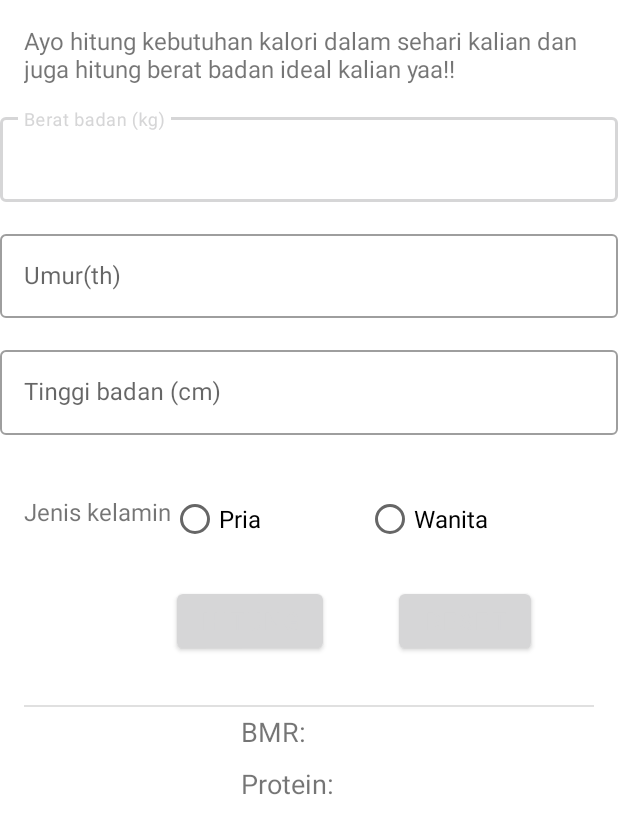
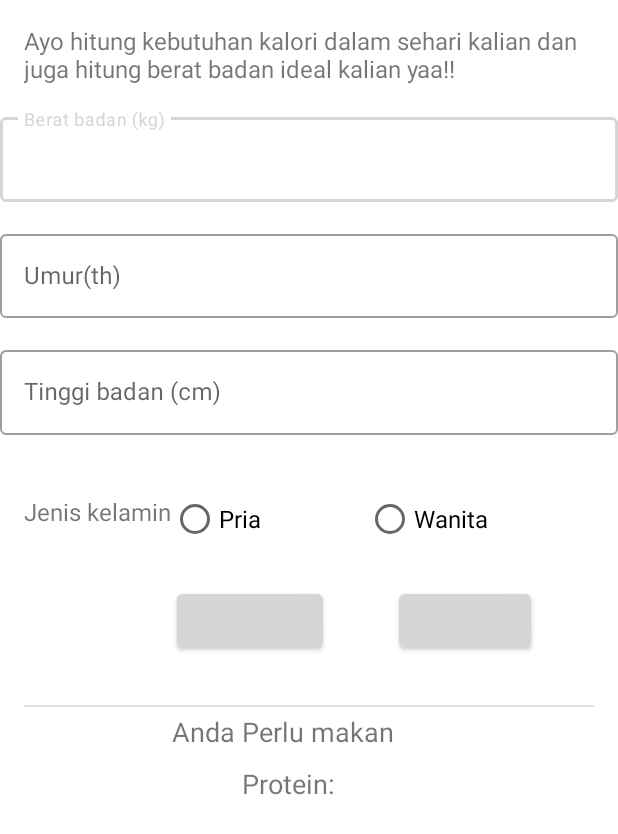
Before and after one commit to FadlyRamdhani23/Asesment-MOBPRO, an Android app: the layout activity_main2.xml on its own in the app's theme, with its tools: preview values and no code run, on a phone screen of 412 x 824 dp. Shown: the top 834 px of the screen. Run offline under Robolectric (Android 15) with nearby library versions, the phone set to English and light mode, and no system bars; Roboto replaces fonts that are not available here.

Commit message:
100 % aman

```diff
--- a/app/src/main/res/layout/activity_main2.xml
+++ b/app/src/main/res/layout/activity_main2.xml
@@ -35,6 +35,7 @@
         android:id="@+id/beratBadan_inp"
         android:layout_width="match_parent"
         android:layout_height="wrap_content"
+        android:inputType="number"
         android:hint="@string/berat_badan" />
   </com.google.android.material.textfield.TextInputLayout>
 
@@ -50,6 +51,7 @@
         android:id="@+id/tinggiBadan_inp"
         android:layout_width="match_parent"
         android:layout_height="wrap_content"
+        android:inputType="number"
         android:hint="@string/tinggi_badan" />
   </com.google.android.material.textfield.TextInputLayout>
 
@@ -67,6 +69,7 @@
         android:layout_height="56dp"
         android:hint="@string/Umur"
         android:imeOptions="actionDone"
+        android:inputType="number"
         />
 
   </com.google.android.material.textfield.TextInputLayout>
@@ -144,7 +147,8 @@
         app:layout_constraintHorizontal_bias="0.442"
         app:layout_constraintStart_toStartOf="parent"
         app:layout_constraintTop_toBottomOf="@+id/divider"
-        tools:text="BMR: " />
+        android:textAlignment="center"
+        tools:text="Anda Perlu makan " />
 
     <TextView
         android:id="@+id/proteinTextView"
@@ -158,6 +162,7 @@
         app:layout_constraintHorizontal_bias="0.466"
         app:layout_constraintStart_toStartOf="parent"
         app:layout_constraintTop_toBottomOf="@+id/bmrTextView"
+        android:textAlignment="center"
         tools:text="Protein: " />
 
     <Button
@@ -171,5 +176,6 @@
       app:layout_constraintStart_toEndOf="@+id/button"
       app:layout_constraintTop_toBottomOf="@+id/radioGroup" />
 
-</androidx.constraintlayout.widget.ConstraintLayout>
+
+  </androidx.constraintlayout.widget.ConstraintLayout>
     </ScrollView>
--- a/app/src/main/res/values/strings.xml
+++ b/app/src/main/res/values/strings.xml
@@ -6,8 +6,8 @@
     <string name="wanita">Wanita</string>
     <string name="hitung">Hitung</string>
     <string name="bmi_x">BMI: %1$.2f</string>
-    <string name="bmr_x">BMR: %1$.2f kalori</string>
-    <string name="protein_x">PROTEIN: %1$.0f </string>
+    <string name="bmr_x"> %1$.2f  </string>
+    <string name="protein_x"> %1$.0f </string>
     <string name="kurus">Kurus</string>
     <string name="ideal">Ideal</string>
     <string name="gemuk">Gemuk</string>
```
Also changed, not shown: app/src/main/java/com/example/myapplication/MainActivity2.kt (+4 -28 lines).
